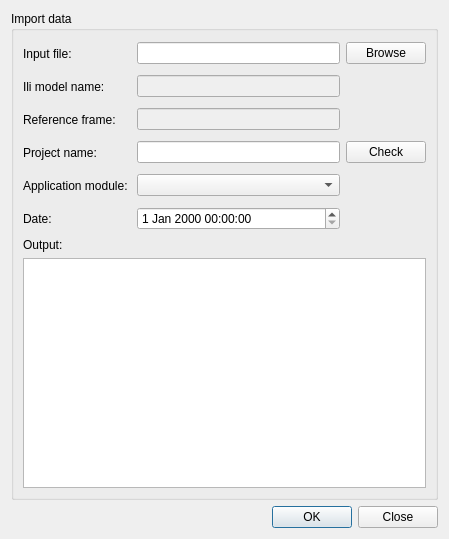
edigonzales-archiv/qcadastre, file base/file/Ui_importproject.ui: the form before one commit.
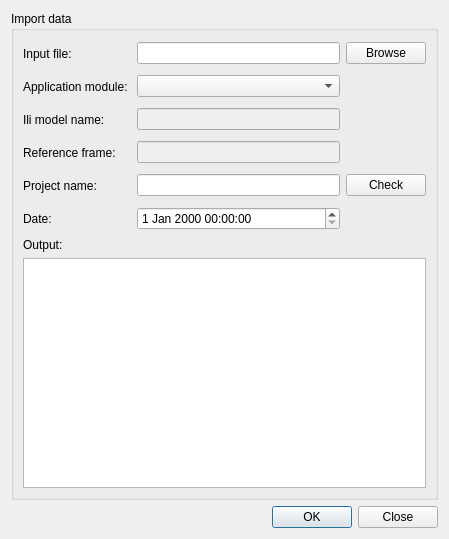
The form after the commit.

Commit message: delete projects und beginn implementierung module

What changed in the file:
```diff
--- a/base/file/Ui_importproject.ui
+++ b/base/file/Ui_importproject.ui
@@ -45,7 +45,7 @@
           </property>
          </widget>
         </item>
-        <item row="1" column="2">
+        <item row="2" column="2">
          <widget class="QLineEdit" name="lineEditIliModelName">
           <property name="enabled">
            <bool>false</bool>
@@ -55,7 +55,7 @@
           </property>
          </widget>
         </item>
-        <item row="1" column="0">
+        <item row="2" column="0">
          <widget class="QLabel" name="label_2">
           <property name="minimumSize">
            <size>
@@ -68,7 +68,7 @@
           </property>
          </widget>
         </item>
-        <item row="3" column="0">
+        <item row="4" column="0">
          <widget class="QLabel" name="lblProjectName">
           <property name="minimumSize">
            <size>
@@ -81,34 +81,14 @@
           </property>
          </widget>
         </item>
-        <item row="3" column="2">
-         <widget class="QLineEdit" name="lineEditDbSchema">
-          <property name="text">
-           <string/>
-          </property>
-         </widget>
-        </item>
         <item row="4" column="2">
-         <widget class="QComboBox" name="cmbBoxAppModule">
-          <property name="enabled">
-           <bool>true</bool>
-          </property>
-         </widget>
-        </item>
-        <item row="4" column="0">
-         <widget class="QLabel" name="label_6">
-          <property name="minimumSize">
-           <size>
-            <width>0</width>
-            <height>27</height>
-           </size>
-          </property>
+         <widget class="QLineEdit" name="lineEditDbSchema">
           <property name="text">
-           <string>Application module: </string>
+           <string/>
           </property>
          </widget>
         </item>
-        <item row="3" column="3">
+        <item row="4" column="3">
          <widget class="QPushButton" name="btnProjectName">
           <property name="enabled">
            <bool>true</bool>
@@ -134,7 +114,7 @@
           </property>
          </widget>
         </item>
-        <item row="2" column="0">
+        <item row="3" column="0">
          <widget class="QLabel" name="label_5">
           <property name="minimumSize">
            <size>
@@ -147,13 +127,33 @@
           </property>
          </widget>
         </item>
-        <item row="2" column="2">
+        <item row="3" column="2">
          <widget class="QLineEdit" name="lineEditRefFrame">
           <property name="enabled">
            <bool>false</bool>
           </property>
          </widget>
         </item>
+        <item row="1" column="2">
+         <widget class="QComboBox" name="cmbBoxAppModule">
+          <property name="enabled">
+           <bool>true</bool>
+          </property>
+         </widget>
+        </item>
+        <item row="1" column="0">
+         <widget class="QLabel" name="label_6">
+          <property name="minimumSize">
+           <size>
+            <width>0</width>
+            <height>27</height>
+           </size>
+          </property>
+          <property name="text">
+           <string>Application module: </string>
+          </property>
+         </widget>
+        </item>
        </layout>
       </item>
       <item row="2" column="0">
```
Left out of the diff: 4 changed lines with no effect on the pictures. The commit also changes 19 other files.
